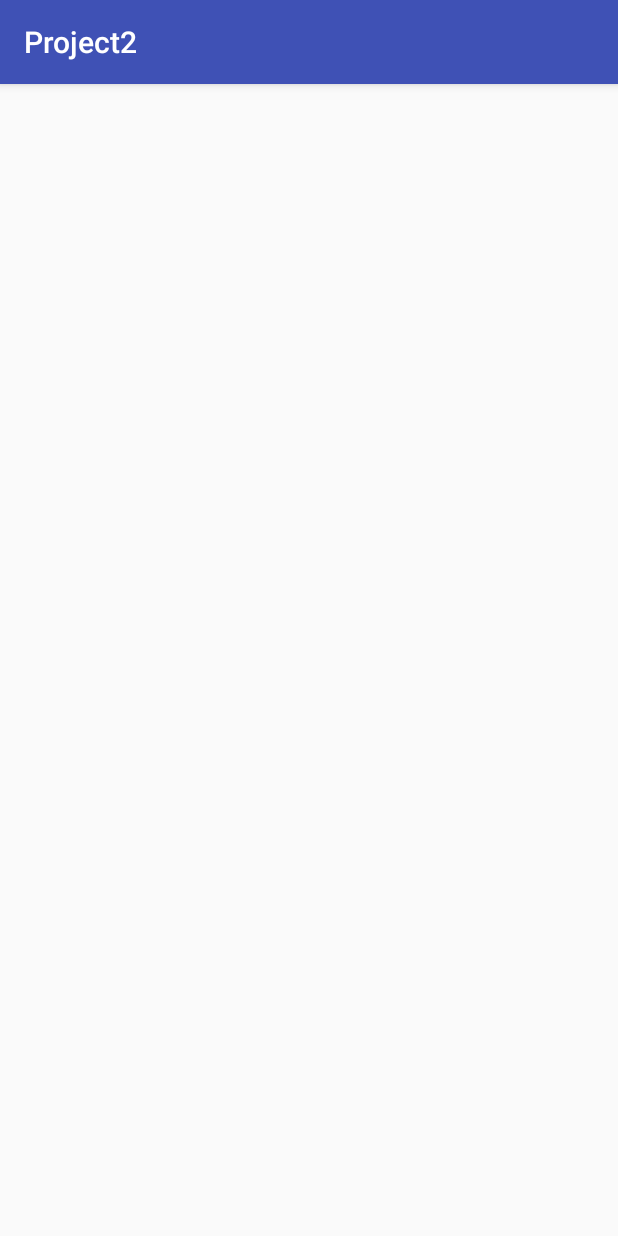
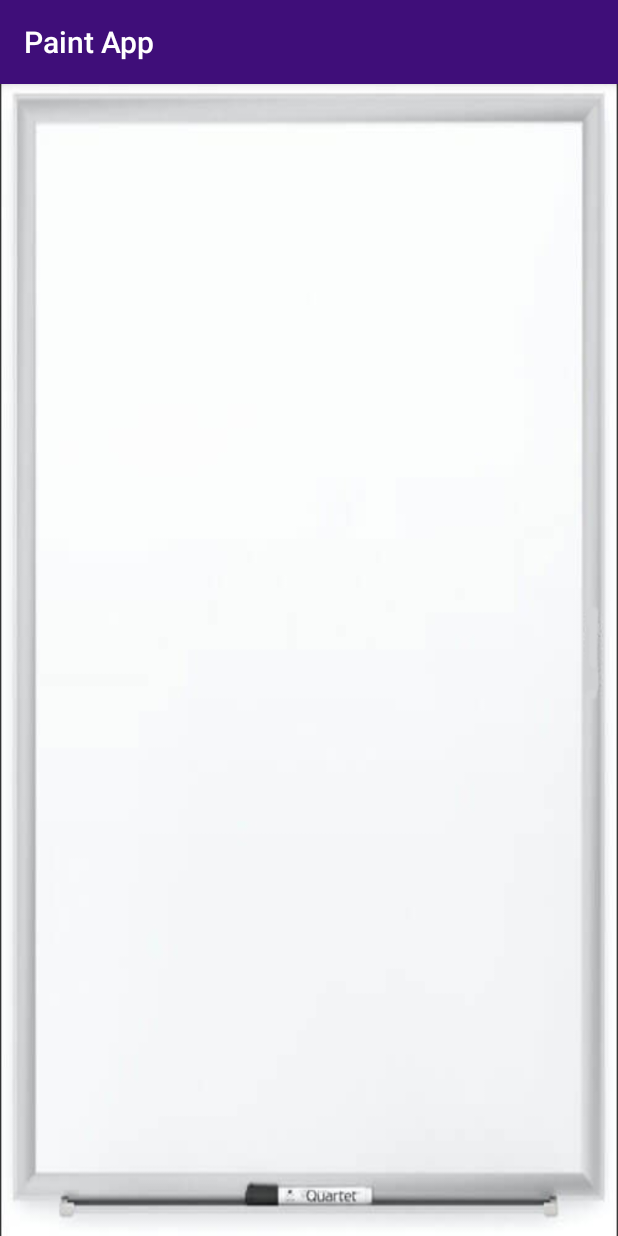
Before and after one commit to aliang30/CS441---Android-Project-2, an Android app: the screen it shows after launch (MainActivity), on a phone screen of 412 x 824 dp. Run offline under Robolectric (Android 15) with nearby library versions, the phone set to English and light mode, and no system bars.

Commit message:
Added background + modified design

```diff
--- a/app/src/main/java/com/example/project2/MainActivity.java
+++ b/app/src/main/java/com/example/project2/MainActivity.java
@@ -6,10 +6,14 @@ import android.os.Bundle;
 
 public class MainActivity extends AppCompatActivity {
 
+    private PaintView paintView;
+
     @Override
     protected void onCreate(Bundle savedInstanceState) {
         super.onCreate(savedInstanceState);
-        PaintView paintView = new PaintView(this);
-        setContentView(paintView);
+        setContentView(R.layout.activity_main);
+
+
+
     }
 }
--- a/app/src/main/res/layout/activity_main.xml
+++ b/app/src/main/res/layout/activity_main.xml
@@ -4,12 +4,14 @@
     xmlns:tools="http://schemas.android.com/tools"
     android:layout_width="match_parent"
     android:layout_height="match_parent"
-    tools:context=".MainActivity">
+    tools:context=".MainActivity"
+    android:background="@drawable/white_board"
+    >
 
     <TextView
         android:layout_width="wrap_content"
         android:layout_height="wrap_content"
-        android:text="Hello World!"
+
         app:layout_constraintBottom_toBottomOf="parent"
         app:layout_constraintLeft_toLeftOf="parent"
         app:layout_constraintRight_toRightOf="parent"
--- a/app/src/main/res/values/colors.xml
+++ b/app/src/main/res/values/colors.xml
@@ -1,7 +1,11 @@
 <?xml version="1.0" encoding="utf-8"?>
+
 <resources>
-    <color name="colorPrimary">#3F51B5</color>
-    <color name="colorPrimaryDark">#303F9F</color>
-    <color name="colorAccent">#FF4081</color>
-    <color name="your_color">#FFFFFF</color>
+    <!-- Title Bar -->
+    <color name = "colorPrimary" >#3F0E79</color>
+    <!-- Status Bar -->
+    <color name = "colorPrimaryDark">#4C1788</color>
+    <!-- Button colors. -->
+    <color name = "colorAccent">#540C8D</color>
+
 </resources>
--- a/app/src/main/res/values/strings.xml
+++ b/app/src/main/res/values/strings.xml
@@ -1,3 +1,6 @@
+<?xml version="1.0" encoding="utf-8"?>
+
 <resources>
-    <string name="app_name">Project2</string>
+    <string name = "app_name"> Paint App </string>
+    <string name = "main_activity_title"> Main Activity Title </string>
 </resources>
```
Also changed, not shown: app/src/main/java/com/example/project2/PaintView.java (+4 -4 lines), app/src/main/res/drawable/background.jpg (added), app/src/main/res/drawable/white_board.jpg (added), 222 other files.
